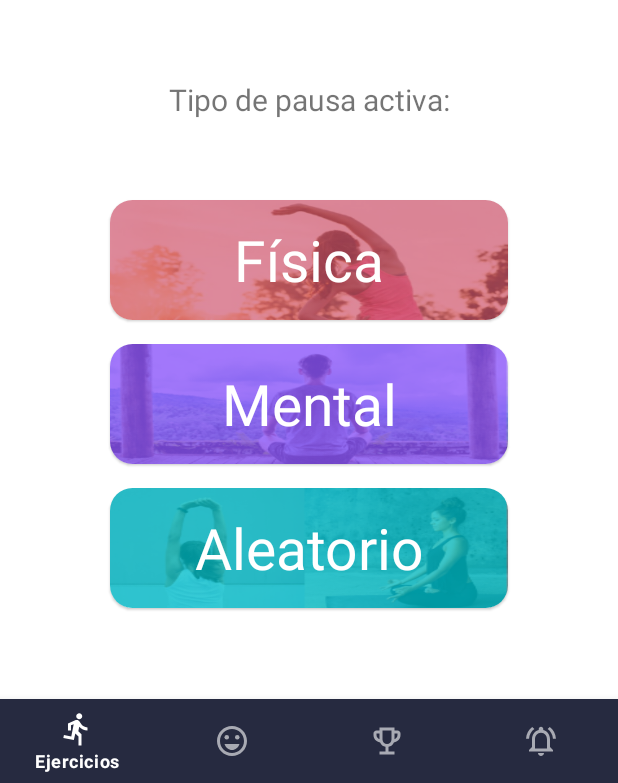
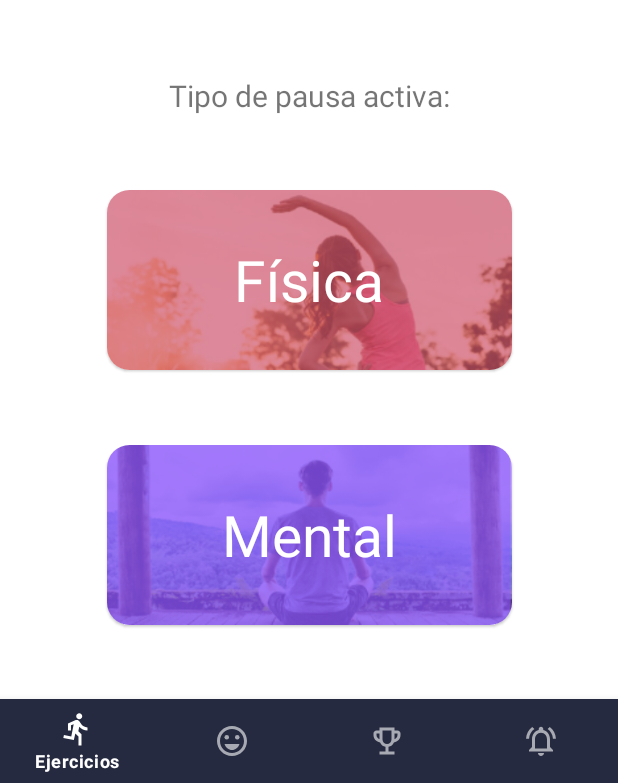
Before and after one commit to frabelle/Attentip_TeamCharmander, an Android app: the screen it shows after launch (MainActivity), after a tap on "Continuar", on a phone screen of 412 x 824 dp, the part 453-1236 px from its top. Run offline under Robolectric (Android 15) with nearby library versions, the light colour scheme and no system bars.

Commit message:
Navegación de Home Ejercicios

```diff
--- a/app/src/main/java/com/example/attentipteamcharmander/fragments/HomeExerciseFragment.java
+++ b/app/src/main/java/com/example/attentipteamcharmander/fragments/HomeExerciseFragment.java
@@ -4,14 +4,19 @@ import android.os.Bundle;
 
 import androidx.annotation.NonNull;
 import androidx.annotation.Nullable;
+import androidx.cardview.widget.CardView;
 import androidx.fragment.app.Fragment;
+import androidx.fragment.app.FragmentManager;
+import androidx.fragment.app.FragmentTransaction;
 
 import android.view.LayoutInflater;
 import android.view.View;
 import android.view.ViewGroup;
 import android.widget.TextView;
+import android.widget.Toast;
 
 import com.example.attentipteamcharmander.R;
+import com.google.android.material.card.MaterialCardView;
 
 /**
  * A simple {@link Fragment} subclass.
@@ -57,5 +62,32 @@ public class HomeExerciseFragment extends Fragment {
     private void setupUsername(View view) {
         TextView text = view.findViewById(R.id.text1);
         text.setText("Buen día " + name + ",");
+
+        CardView fisico = view.findViewById(R.id.btnFisica);
+        CardView mental = view.findViewById(R.id.btnmental);
+
+        fisico.setOnClickListener(new View.OnClickListener() {
+            @Override
+            public void onClick(View v) {
+                openFragment(PausaFisicaFragment.newInstance());
+            }
+        });
+
+        mental.setOnClickListener(new View.OnClickListener() {
+            @Override
+            public void onClick(View v) {
+                openFragment(PausaMentalFragment.newInstance());
+            }
+        });
     }
+
+    public void openFragment(Fragment fragment) {
+        FragmentManager fragmentManager = getActivity().getSupportFragmentManager();
+        FragmentTransaction fragmentTransaction = fragmentManager.beginTransaction();
+        fragmentTransaction.replace(R.id.fragment, fragment);
+        fragmentTransaction.addToBackStack(null);
+        fragmentTransaction.commit();
+    }
+
+
 }
--- a/app/src/main/java/com/example/attentipteamcharmander/fragments/PausaFisicaFragment.java
+++ b/app/src/main/java/com/example/attentipteamcharmander/fragments/PausaFisicaFragment.java
@@ -20,11 +20,9 @@ public class PausaFisicaFragment extends Fragment {
 
     public PausaFisicaFragment() {
         // Required empty public constructor
-
     }
 
-
-    public static PausaFisicaFragment newInstance(String param1, String param2) {
+    public static PausaFisicaFragment newInstance() {
         PausaFisicaFragment fragment = new PausaFisicaFragment();
         return fragment;
     }
--- a/app/src/main/java/com/example/attentipteamcharmander/fragments/PausaMentalFragment.java
+++ b/app/src/main/java/com/example/attentipteamcharmander/fragments/PausaMentalFragment.java
@@ -23,7 +23,7 @@ public class PausaMentalFragment extends Fragment {
     }
 
 
-    public static PausaMentalFragment newInstance(String param1, String param2) {
+    public static PausaMentalFragment newInstance() {
         PausaMentalFragment fragment = new PausaMentalFragment();
         return fragment;
     }
--- a/app/src/main/res/layout/fragment_home_exercise.xml
+++ b/app/src/main/res/layout/fragment_home_exercise.xml
@@ -65,33 +65,24 @@
         style="@style/AppTheme.Base.TextP"
         android:layout_width="wrap_content"
         android:layout_height="wrap_content"
-        android:layout_marginTop="8dp"
         android:text="@string/tipoPausa"
-        app:layout_constraintBottom_toTopOf="@id/line2"
+        app:layout_constraintBottom_toTopOf="@id/btnFisica"
         app:layout_constraintLeft_toLeftOf="parent"
         app:layout_constraintRight_toRightOf="parent"
         app:layout_constraintTop_toBottomOf="@+id/logo" />
 
-    <LinearLayout
-        android:id="@+id/line2"
-        android:layout_width="wrap_content"
-        android:layout_height="wrap_content"
-        android:layout_marginBottom="8dp"
-        android:gravity="center"
-        android:orientation="vertical"
-        app:layout_constraintBottom_toBottomOf="parent"
+    <androidx.cardview.widget.CardView
+        style="@style/Widget.MaterialComponents.CardView"
+        android:id="@+id/btnFisica"
+        android:layout_width="270dp"
+        android:layout_height="120dp"
+        android:clickable="true"
+        android:focusable="true"
+        app:cardCornerRadius="15dp"
+        app:layout_constraintBottom_toTopOf="@id/btnmental"
         app:layout_constraintLeft_toLeftOf="parent"
         app:layout_constraintRight_toRightOf="parent"
         app:layout_constraintTop_toBottomOf="@+id/text3">
-
-        <androidx.cardview.widget.CardView
-            style="@style/Widget.MaterialComponents.CardView"
-            android:layout_width="265dp"
-            android:layout_height="80dp"
-            android:layout_margin="8dp"
-            android:clickable="true"
-            android:focusable="true"
-            app:cardCornerRadius="15dp">
 
         <LinearLayout
             android:layout_width="wrap_content"
@@ -112,13 +103,17 @@
     </androidx.cardview.widget.CardView>
 
     <androidx.cardview.widget.CardView
+        android:id="@+id/btnmental"
         style="@style/Widget.MaterialComponents.CardView"
-            android:layout_width="265dp"
-            android:layout_height="80dp"
-            android:layout_margin="8dp"
+        android:layout_width="270dp"
+        android:layout_height="120dp"
         android:clickable="true"
         android:focusable="true"
-            app:cardCornerRadius="15dp">
+        app:cardCornerRadius="15dp"
+        app:layout_constraintBottom_toBottomOf="parent"
+        app:layout_constraintLeft_toLeftOf="parent"
+        app:layout_constraintRight_toRightOf="parent"
+        app:layout_constraintTop_toBottomOf="@+id/btnFisica">
 
         <LinearLayout
             android:layout_width="wrap_content"
@@ -132,41 +127,10 @@
                 android:layout_width="match_parent"
                 android:layout_height="wrap_content"
                 android:text="@string/mental"
-
                 android:textAppearance="@style/TextAppearance.AppCompat.Medium" />
 
         </LinearLayout>
 
     </androidx.cardview.widget.CardView>
 
-        <androidx.cardview.widget.CardView
-            style="@style/Widget.MaterialComponents.CardView"
-            android:layout_width="265dp"
-            android:layout_height="80dp"
-            android:layout_margin="8dp"
-            android:clickable="true"
-            android:focusable="true"
-            app:cardCornerRadius="15dp">
-
-            <LinearLayout
-                android:layout_width="wrap_content"
-                android:layout_height="wrap_content"
-                android:background="@drawable/aleatorio1"
-                android:gravity="center_vertical"
-                android:orientation="vertical">
-
-                <TextView
-                    style="@style/AppTheme.Base.CardText"
-                    android:layout_width="match_parent"
-                    android:layout_height="wrap_content"
-                    android:text="@string/aleatorio"
-
-                    android:textAppearance="@style/TextAppearance.AppCompat.Medium" />
-
-            </LinearLayout>
-
-        </androidx.cardview.widget.CardView>
-
-    </LinearLayout>
-
 </androidx.constraintlayout.widget.ConstraintLayout>
```
Also changed, not shown: app/src/main/res/layout/fragment_pausa_fisica.xml (+31 -26 lines), app/src/main/res/layout/fragment_pausa_mental.xml (+32 -27 lines). Lines whose indentation alone changed are shown as unchanged.
